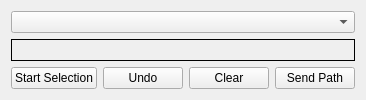
ethz-asl/heron_planner, file heron_interact/resource/PathSelector.ui: the form before one commit.
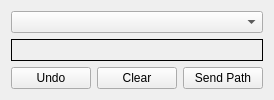
The form after the commit.

Commit message: basic app ready to send paths - needs more transforms!

```diff
--- a/heron_interact/resource/PathSelector.ui
+++ b/heron_interact/resource/PathSelector.ui
@@ -32,13 +32,6 @@
    <!-- Buttons -->
    <item>
     <layout class="QHBoxLayout" name="buttonLayout">
-     <item>
-      <widget class="QPushButton" name="button_start">
-       <property name="text">
-        <string>Start Selection</string>
-       </property>
-      </widget>
-     </item>
      <item>
       <widget class="QPushButton" name="button_undo">
        <property name="text">
```
Left out of the diff: 4 changed lines with no effect on the pictures. The commit also changes 1 other file.
